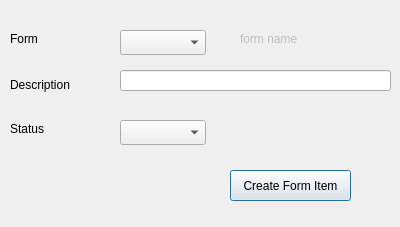
This is HyperPosV1/Authorization/Presentation/createFormItem.ui in shymaa123456/hyperpos_sh as Qt 5 draws it before an edit. The edited form follows.
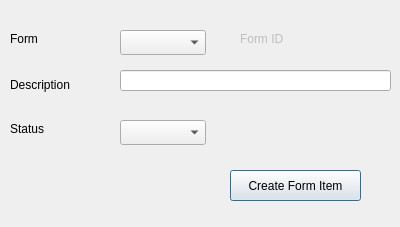
This is the edited form.

```diff
--- a/HyperPosV1/Authorization/Presentation/createFormItem.ui
+++ b/HyperPosV1/Authorization/Presentation/createFormItem.ui
@@ -42,7 +42,7 @@
     <enum>QFrame::NoFrame</enum>
    </property>
    <property name="text">
-    <string>form name</string>
+    <string>Form ID</string>
    </property>
   </widget>
   <widget class="QComboBox" name="CMB_formId">
@@ -83,7 +83,7 @@
     <rect>
      <x>230</x>
      <y>170</y>
-     <width>121</width>
+     <width>131</width>
      <height>31</height>
     </rect>
    </property>
```
Left out of the diff: 4 changed lines with no effect on the pictures.
